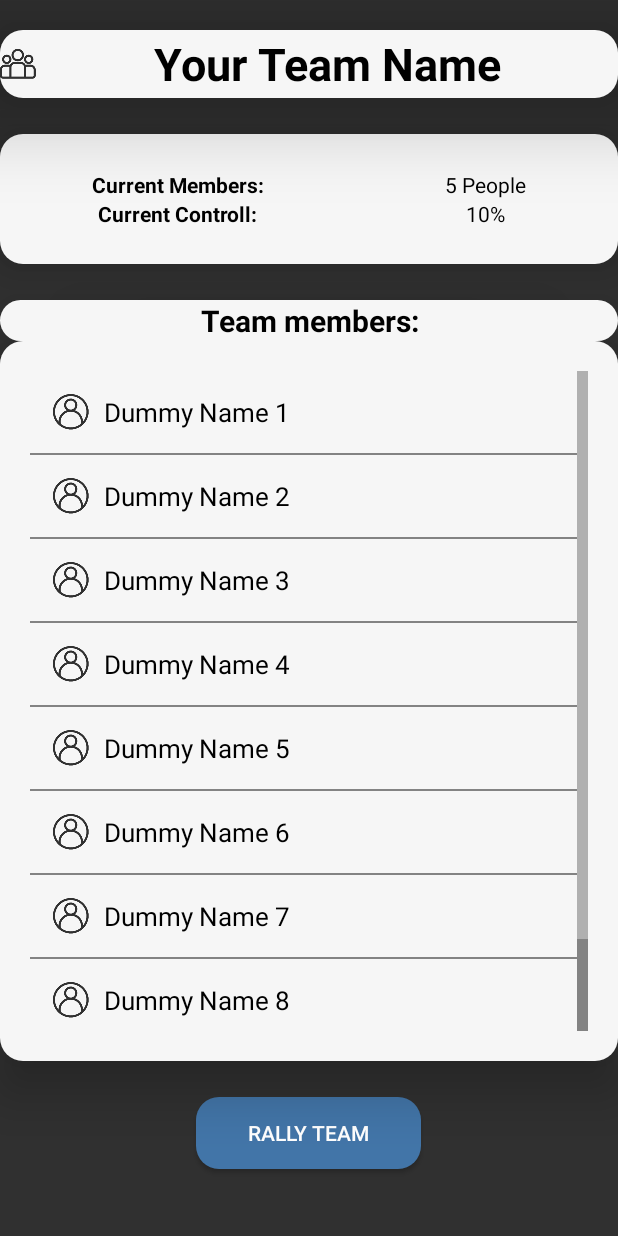
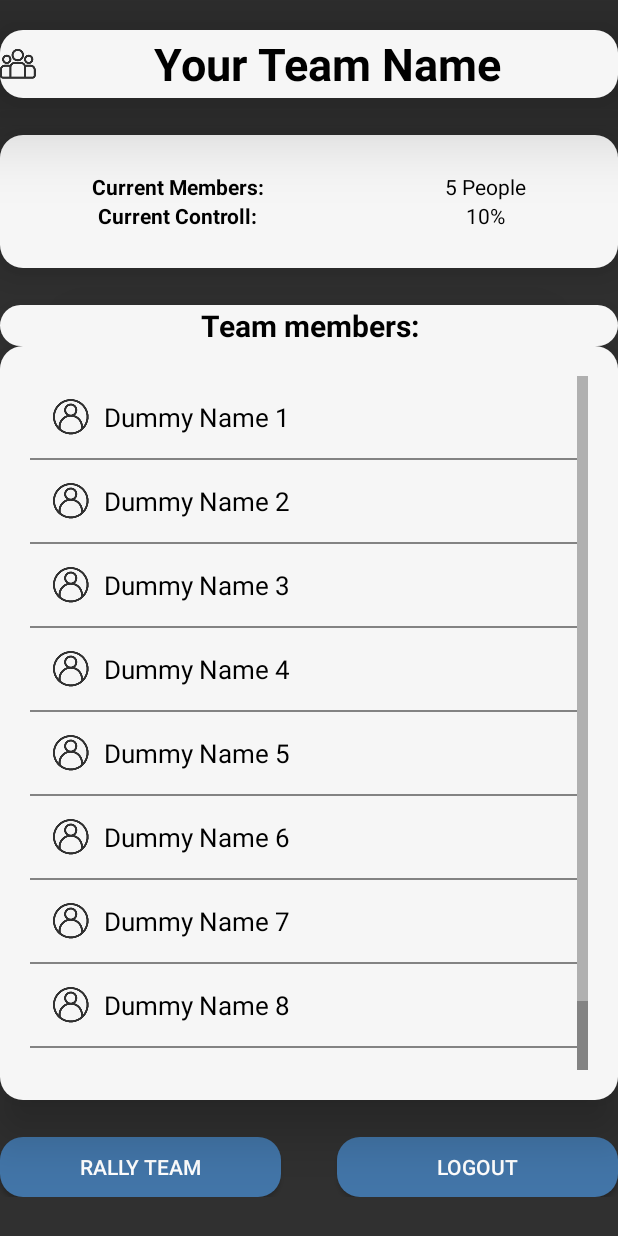
Before and after one commit to Pydes-boop/CampusWarsSocGame, an Android app: the fragment TeamFragment shown on its own in the app's theme, on a phone screen of 412 x 824 dp. Run offline under Robolectric (Android 15) with nearby library versions, the phone set to English and light mode, and no system bars; our stand-ins replace Firebase (no records; nobody signed in at launch, a user with empty details on screens opened directly).

Commit message:
Added logout button, changed some dp to sp

```diff
--- a/CampusWarsFrontend/CampusWars_App/app/src/main/java/com/socgame/campuswars_app/ui/TeamFragment.java
+++ b/CampusWarsFrontend/CampusWars_App/app/src/main/java/com/socgame/campuswars_app/ui/TeamFragment.java
@@ -1,6 +1,8 @@
 package com.socgame.campuswars_app.ui;
 
 import android.content.Context;
+import android.content.Intent;
+import android.content.SharedPreferences;
 import android.os.Bundle;
 
 import androidx.fragment.app.Fragment;
@@ -9,9 +11,12 @@ import android.view.LayoutInflater;
 import android.view.View;
 import android.view.ViewGroup;
 import android.widget.ArrayAdapter;
+import android.widget.Button;
 import android.widget.ListView;
 
+import com.google.firebase.auth.FirebaseAuth;
 import com.socgame.campuswars_app.R;
+import com.socgame.campuswars_app.communication.FirebaseCom;
 
 import java.util.ArrayList;
 import java.util.List;
@@ -37,9 +42,14 @@ public class TeamFragment extends Fragment
 
     @Override
     public View onCreateView(LayoutInflater inflater, ViewGroup container, Bundle savedInstanceState) {
+        Context ctx = this.getContext();
+
         // Inflate the layout for this fragment
         View view = inflater.inflate(R.layout.fragment_team, container, false);
         ListView listView = view.findViewById(R.id.memberList);
+
+        Button logout = (Button) view.findViewById(R.id.logoutButton);
+        FirebaseCom fCom = FirebaseCom.getInstance(ctx);
 
         //TODO: get correct info from server
         //only possible when the calls exist
@@ -62,6 +72,20 @@ public class TeamFragment extends Fragment
         ArrayAdapter<String> itemsAdapter = new ArrayAdapter<String>(getContext(), R.layout.teammember, array);
         listView.setAdapter(itemsAdapter);
 
+        //Logout Button
+        logout.setOnClickListener(new View.OnClickListener() {
+            public void onClick(View view) {
+                fCom.getMAuth().signOut();
+                SharedPreferences settings = ctx.getSharedPreferences("userdata", 0);
+                SharedPreferences.Editor editor = settings.edit();
+                editor.putBoolean("loggedIn", false);
+                editor.apply();
+
+                Intent myIntent = new Intent(view.getContext(), LoginActivity.class);
+                startActivityForResult(myIntent, 0);
+            }
+        });
+
         return view;
     }
 }
--- a/CampusWarsFrontend/CampusWars_App/app/src/main/res/layout/fragment_team.xml
+++ b/CampusWarsFrontend/CampusWars_App/app/src/main/res/layout/fragment_team.xml
@@ -165,18 +165,45 @@
             android:layout_weight="0.2" >
         </Space>
 
+        <LinearLayout
+            android:layout_width="match_parent"
+            android:layout_height="40sp"
+            android:orientation="horizontal">
+
             <Button
                 android:id="@+id/raidButton"
                 android:layout_width="150sp"
-            android:layout_height="wrap_content"
+                android:layout_height="match_parent"
 
-            android:layout_marginBottom="20sp"
+                android:layout_marginBottom="0sp"
+
+                android:layout_weight="1"
 
                 android:background="@drawable/button_rounded_highlight"
-
                 android:elevation="15sp"
                 android:text="Rally Team"
                 android:textColor="@color/textInverted" />
+
+            <TextView
+                android:id="@+id/textView3"
+                android:layout_width="0sp"
+                android:layout_height="wrap_content"
+                android:layout_weight="1" />
+
+            <Button
+                android:id="@+id/logoutButton"
+                android:layout_width="150sp"
+                android:layout_height="match_parent"
+
+                android:layout_marginBottom="0sp"
+
+                android:layout_weight="1"
+
+                android:background="@drawable/button_rounded_highlight"
+                android:elevation="15sp"
+                android:text="logout"
+                android:textColor="@color/textInverted" />
+        </LinearLayout>
 
         <Space
             android:layout_width="1dp"
```
Also changed, not shown: CampusWarsFrontend/CampusWars_App/app/src/main/res/layout/activity_token_activation.xml (+17 -17 lines). Lines whose indentation alone changed are shown as unchanged.
